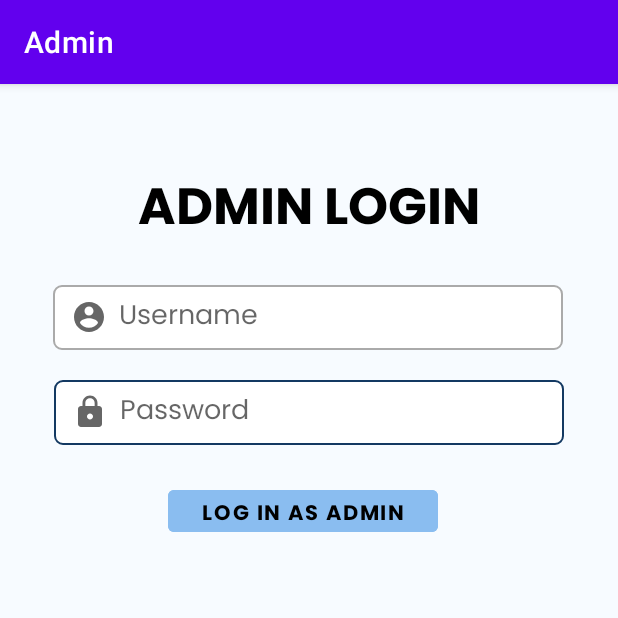
After one commit to galeh704/FinalProject2_E-Commerce-App, an Android app: the adminlogin screen opened directly, with no data from a screen before it, on a phone screen of 412 x 824 dp, the top half of it. The commit adds this screen. Run offline under Robolectric (Android 15) with nearby library versions, the phone set to English and light mode, and no system bars.

Commit message:
Tambah activity adminlogin + aboutus

```diff
--- a/app/src/main/AndroidManifest.xml
+++ b/app/src/main/AndroidManifest.xml
@@ -10,13 +10,21 @@
         android:supportsRtl="true"
         android:theme="@style/Theme.FinalProject2_ECommerceApp">
         <activity
+            android:name=".aboutus"
+            android:exported="true"
+            android:label="About Us"/>
+        <activity
+            android:name=".adminlogin"
+            android:exported="true"
+            android:label="Admin"/>
+        <activity
             android:name=".successfullogin"
             android:exported="true"
-            android:label="Sucessful Login"/>
+            android:label="Sucessful Login" />
         <activity
             android:name=".stafflogin"
             android:exported="true"
-            android:label="Staff"/>
+            android:label="Staff" />
         <activity
             android:name=".signup"
             android:exported="true"
--- a/app/src/main/java/com/example/finalproject2_e_commerce_app/MainActivity.java
+++ b/app/src/main/java/com/example/finalproject2_e_commerce_app/MainActivity.java
@@ -30,6 +30,12 @@ public class MainActivity extends AppCompatActivity implements View.OnClickListe
 
         stafflogin=findViewById(R.id.textView_stafflogin);
         stafflogin.setOnClickListener(this);
+
+        adminlogin=findViewById(R.id.textView_adminlogin);
+        adminlogin.setOnClickListener(this);
+
+        aboutus=findViewById(R.id.textView_aboutus);
+        aboutus.setOnClickListener(this);
 
         bt_login=findViewById(R.id.button_login);
         bt_login.setOnClickListener(this);
@@ -77,6 +83,16 @@ public class MainActivity extends AppCompatActivity implements View.OnClickListe
                 Intent stafflogint = new Intent(getApplicationContext(),stafflogin.class);
                 startActivity(stafflogint);
                 break;
+
+            case R.id.textView_adminlogin:
+                Intent adminlogint = new Intent(getApplicationContext(),adminlogin.class);
+                startActivity(adminlogint);
+                break;
+
+            case R.id.textView_aboutus:
+                Intent aboutusint = new Intent(getApplicationContext(),aboutus.class);
+                startActivity(aboutusint);
+                break;
         }
 
     }
--- /dev/null
+++ b/app/src/main/java/com/example/finalproject2_e_commerce_app/aboutus.java
@@ -0,0 +1,14 @@
+package com.example.finalproject2_e_commerce_app;
+
+import androidx.appcompat.app.AppCompatActivity;
+
+import android.os.Bundle;
+
+public class aboutus extends AppCompatActivity {
+
+    @Override
+    protected void onCreate(Bundle savedInstanceState) {
+        super.onCreate(savedInstanceState);
+        setContentView(R.layout.activity_aboutus);
+    }
+}
--- /dev/null
+++ b/app/src/main/java/com/example/finalproject2_e_commerce_app/adminlogin.java
@@ -0,0 +1,58 @@
+package com.example.finalproject2_e_commerce_app;
+
+import androidx.appcompat.app.AppCompatActivity;
+
+import android.content.Intent;
+import android.os.Bundle;
+import android.text.Editable;
+import android.text.TextWatcher;
+import android.view.View;
+import android.widget.Button;
+import android.widget.EditText;
+
+public class adminlogin extends AppCompatActivity {
+
+    private EditText admin_username,admin_password;
+    private Button bt_adminlogin;
+
+    @Override
+    protected void onCreate(Bundle savedInstanceState) {
+        super.onCreate(savedInstanceState);
+        setContentView(R.layout.activity_adminlogin);
+
+        admin_username = findViewById(R.id.editText_admin_username);
+        admin_password = findViewById(R.id.editText_admin_password);
+
+        bt_adminlogin = findViewById(R.id.button_adminlogin);
+        bt_adminlogin.setOnClickListener(new View.OnClickListener(){
+            @Override
+            public void onClick(View view) {
+                //Nanti masukin disini login cek staff terus masuk ke menu tambah barang dan edit barang
+            }
+        });
+
+        admin_username.addTextChangedListener(adminTextWatcher);
+        admin_password.addTextChangedListener(adminTextWatcher);
+    }
+
+    private TextWatcher adminTextWatcher = new TextWatcher() {
+        @Override
+        public void beforeTextChanged(CharSequence charSequence, int i, int i1, int i2) {
+
+        }
+
+        @Override
+        public void onTextChanged(CharSequence charSequence, int i, int i1, int i2) {
+            String adminusernamestr = admin_username.getText().toString().trim();
+            String adminpasswordstr = admin_password.getText().toString().trim();
+
+            bt_adminlogin.setEnabled(!adminusernamestr.isEmpty() && !adminpasswordstr.isEmpty());
+
+        }
+
+        @Override
+        public void afterTextChanged(Editable editable) {
+
+        }
+    };
+}
--- /dev/null
+++ b/app/src/main/res/layout/activity_aboutus.xml
@@ -0,0 +1,9 @@
+<?xml version="1.0" encoding="utf-8"?>
+<androidx.constraintlayout.widget.ConstraintLayout xmlns:android="http://schemas.android.com/apk/res/android"
+    xmlns:app="http://schemas.android.com/apk/res-auto"
+    xmlns:tools="http://schemas.android.com/tools"
+    android:layout_width="match_parent"
+    android:layout_height="match_parent"
+    tools:context=".aboutus">
+
+</androidx.constraintlayout.widget.ConstraintLayout>
--- /dev/null
+++ b/app/src/main/res/layout/activity_adminlogin.xml
@@ -0,0 +1,78 @@
+<?xml version="1.0" encoding="utf-8"?>
+<androidx.constraintlayout.widget.ConstraintLayout xmlns:android="http://schemas.android.com/apk/res/android"
+    xmlns:app="http://schemas.android.com/apk/res-auto"
+    xmlns:tools="http://schemas.android.com/tools"
+    android:layout_width="match_parent"
+    android:layout_height="match_parent"
+    android:background="#F7FBFF"
+    tools:context=".adminlogin">
+
+    <TextView
+        android:id="@+id/adminlogintitle"
+        android:layout_width="wrap_content"
+        android:layout_height="wrap_content"
+        android:layout_marginTop="24dp"
+        android:fontFamily="@font/poppins_bold"
+        android:text="ADMIN LOGIN"
+        android:textColor="@color/black"
+        android:textSize="34sp"
+        android:textStyle="bold"
+        app:layout_constraintBottom_toBottomOf="parent"
+        app:layout_constraintLeft_toLeftOf="parent"
+        app:layout_constraintRight_toRightOf="parent"
+        app:layout_constraintTop_toTopOf="parent"
+        app:layout_constraintVertical_bias="0.046" />
+
+    <EditText
+        android:id="@+id/editText_admin_password"
+        android:layout_width="340dp"
+        android:layout_height="43dp"
+        android:layout_marginTop="20dp"
+        android:background="@drawable/custom_input"
+        android:drawableStart="@drawable/ic_lock"
+        android:drawablePadding="8dp"
+        android:ems="10"
+        android:fontFamily="@font/poppins"
+        android:hint="Password"
+        android:inputType="textPassword"
+        android:paddingStart="12dp"
+        android:paddingEnd="12dp"
+        app:layout_constraintEnd_toEndOf="parent"
+        app:layout_constraintHorizontal_bias="0.496"
+        app:layout_constraintStart_toStartOf="parent"
+        app:layout_constraintTop_toBottomOf="@+id/editText_admin_username" />
+
+    <EditText
+        android:id="@+id/editText_admin_username"
+        android:layout_width="340dp"
+        android:layout_height="43dp"
+        android:layout_marginTop="20dp"
+        android:background="@drawable/custom_input"
+        android:drawableStart="@drawable/ic_account"
+        android:drawablePadding="8dp"
+        android:ems="10"
+        android:fontFamily="@font/poppins"
+        android:hint="Username"
+        android:inputType="text"
+        android:paddingStart="12dp"
+        android:paddingEnd="12dp"
+        app:layout_constraintEnd_toEndOf="parent"
+        app:layout_constraintHorizontal_bias="0.492"
+        app:layout_constraintStart_toStartOf="parent"
+        app:layout_constraintTop_toBottomOf="@+id/adminlogintitle" />
+
+    <Button
+        android:id="@+id/button_adminlogin"
+        android:layout_width="180dp"
+        android:layout_height="40dp"
+        android:layout_marginStart="112dp"
+        android:layout_marginTop="24dp"
+        android:backgroundTint="#8ABDF0"
+        android:enabled="false"
+        android:fontFamily="@font/poppins_bold"
+        android:text="Log In as Admin"
+        android:textColor="@color/black"
+        app:layout_constraintStart_toStartOf="parent"
+        app:layout_constraintTop_toBottomOf="@+id/editText_admin_password" />
+
+</androidx.constraintlayout.widget.ConstraintLayout>
```
